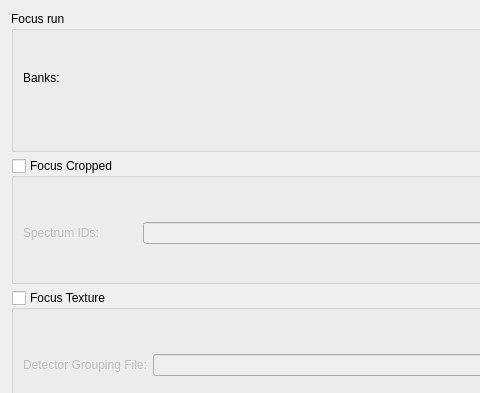
Before: the Qt Designer form MantidQt/CustomInterfaces/inc/MantidQtCustomInterfaces/EnggDiffraction/EnggDiffractionQtTabFocus.ui in mantidproject/mantid, drawn with Qt 5; both pictures show x 0 to 480 and y 0 to 393 of the 618 by 630 pixel window.
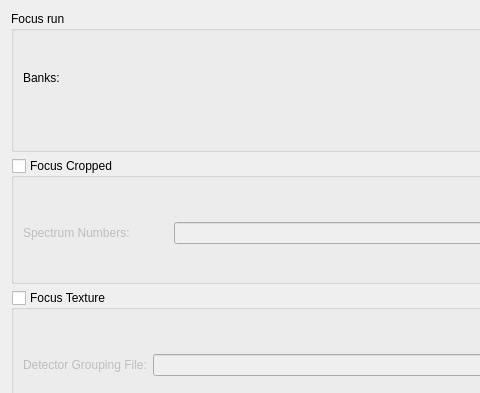
After: the same form once the commit is applied. Custom widgets are drawn as their Qt base class.

Commit message:
SpectrumIDs renamed to Spectrum Numbers on GUI
refs #15337

```diff
--- a/MantidQt/CustomInterfaces/inc/MantidQtCustomInterfaces/EnggDiffraction/EnggDiffractionQtTabFocus.ui
+++ b/MantidQt/CustomInterfaces/inc/MantidQtCustomInterfaces/EnggDiffraction/EnggDiffractionQtTabFocus.ui
@@ -211,7 +211,7 @@
         <item>
          <widget class="QLabel" name="label_cropped_spec_ids">
           <property name="text">
-           <string>Spectrum IDs:</string>
+           <string>Spectrum Numbers:</string>
           </property>
          </widget>
         </item>
```
The commit also changes 1 other file.
